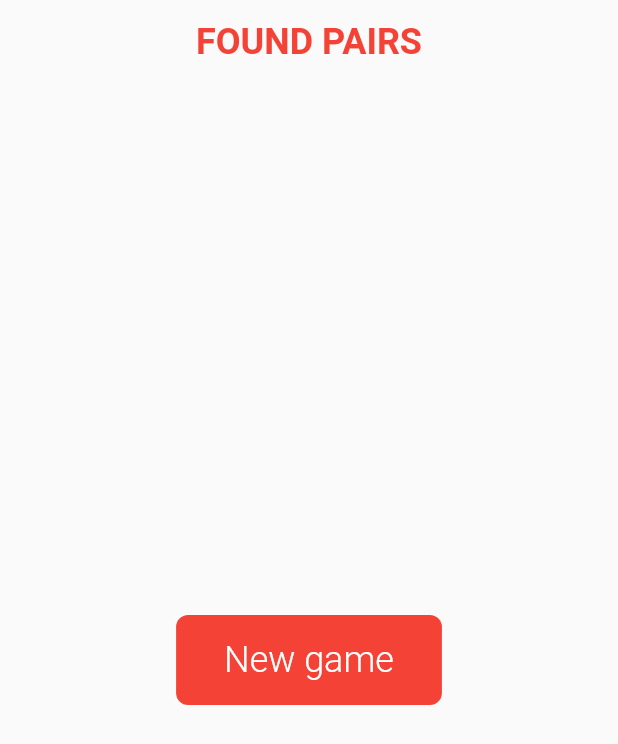
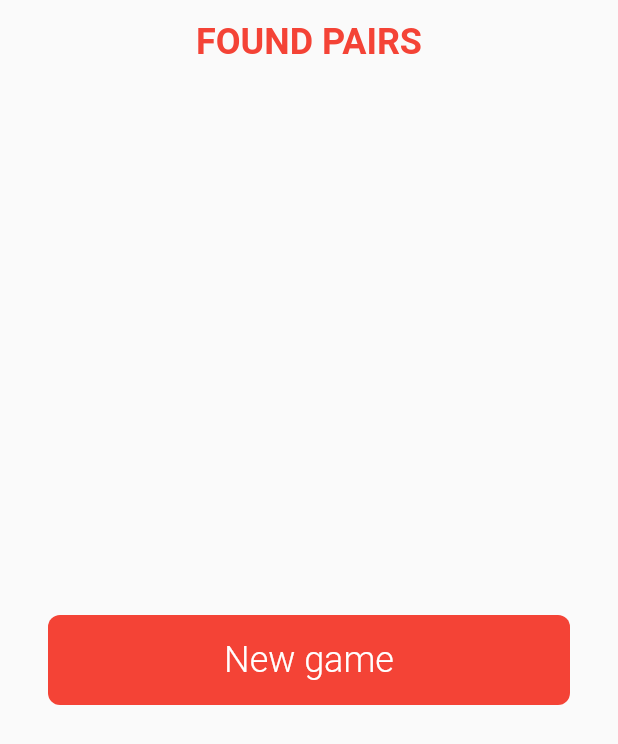
Before and after one commit to AntonioJoaquin/flutter_found_pairs, a Flutter app: the screen it shows after launch, on a phone screen of 412 x 824 dp. Shown: the top 744 px of the screen. Run offline on Flutter 3.47's test engine with Material 2 defaults, Android fonts, the phone set to English and light mode, and no system bars; our stand-ins replace assets_audio_player, get_it, injectable.

```diff
--- /dev/null
+++ b/lib/view/common/widgets/custom_button.dart
@@ -0,0 +1,38 @@
+import 'package:flutter/material.dart';
+
+class CustomButton extends StatelessWidget {
+  const CustomButton(
+    String text,
+    Function onTap, {
+    Key? key,
+  })  : _text = text,
+        _onTap = onTap,
+        super(key: key);
+
+  final String _text;
+  final Function _onTap;
+
+  @override
+  Widget build(BuildContext context) {
+    return GestureDetector(
+      onTap: () => _onTap.call(),
+      child: Container(
+        width: double.infinity,
+        padding: const EdgeInsets.symmetric(vertical: 16.0),
+        decoration: BoxDecoration(
+          borderRadius: BorderRadius.circular(8.0),
+          color: Colors.red,
+        ),
+        child: Text(
+          _text,
+          style: const TextStyle(
+            fontSize: 24.0,
+            fontWeight: FontWeight.w300,
+            color: Colors.white,
+          ),
+          textAlign: TextAlign.center,
+        ),
+      ),
+    );
+  }
+}
--- a/lib/view/pages/home/home_page.dart
+++ b/lib/view/pages/home/home_page.dart
@@ -1,6 +1,9 @@
+import 'package:assets_audio_player/assets_audio_player.dart';
 import 'package:flutter/material.dart';
+import 'package:found_pairs/view/pages/board/widgets/board_advices.dart';
 
 import '../../../di/locator.dart';
+import '../../common/widgets/custom_button.dart';
 import 'home_manager.dart';
 
 class HomePage extends StatelessWidget {
@@ -14,44 +17,24 @@ class HomePage extends StatelessWidget {
       appBar: AppBar(
         title: const Text('FOUND PAIRS'),
       ),
-      body: Center(
-        child: _NewGameButton(_manager),
-      ),
-    );
-  }
-}
-
-class _NewGameButton extends StatelessWidget {
-  const _NewGameButton(
-    HomeManager manager, {
-    Key? key,
-  })  : _manager = manager,
-        super(key: key);
-
-  final HomeManager _manager;
-
-  @override
-  Widget build(BuildContext context) {
-    return GestureDetector(
-      onTap: _manager.navigateToBoardGame,
-      child: Container(
-        padding: const EdgeInsets.symmetric(
-          horizontal: 32.0,
-          vertical: 16.0,
-        ),
-        decoration: BoxDecoration(
-          borderRadius: BorderRadius.circular(8.0),
-          color: Colors.red,
-        ),
-        child: const Text(
-          'New game',
-          style: TextStyle(
-            fontSize: 24.0,
-            fontWeight: FontWeight.w300,
-            color: Colors.white,
+      body: Padding(
+        padding: const EdgeInsets.symmetric(horizontal: 32.0),
+        child: Center(
+          child: CustomButton(
+            'New game',
+            () => _showWinDialog(context), // _manager.navigateToBoardGame,),
           ),
         ),
       ),
     );
   }
+
+  void _showWinDialog(BuildContext context) async {
+    BoardAdvices.showWinDialog(context);
+
+    AssetsAudioPlayer.newPlayer().open(
+      Audio('assets/sounds/lose.wav'),
+      autoStart: true,
+    );
+  }
 }
--- a/lib/view/view_manager.dart
+++ b/lib/view/view_manager.dart
@@ -1,6 +1,8 @@
 import '../di/locator.dart';
+import '../services/dialog_service.dart';
 import '../services/navigation_service.dart';
 
 abstract class ViewManager {
   final NavigationService navigationService = locator<NavigationService>();
+  final DialogService dialogService = locator<DialogService>();
 }
```
Also changed, not shown: lib/services/dialog_service.dart (added, +154 -0 lines), lib/view/pages/board/board_manager.dart (+13 -0 lines), lib/view/pages/board/widgets/board_advices.dart (added, +59 -0 lines), pubspec.yaml (+4 -3 lines), lib/di/locator.config.dart, pubspec.lock, 8 other files.
